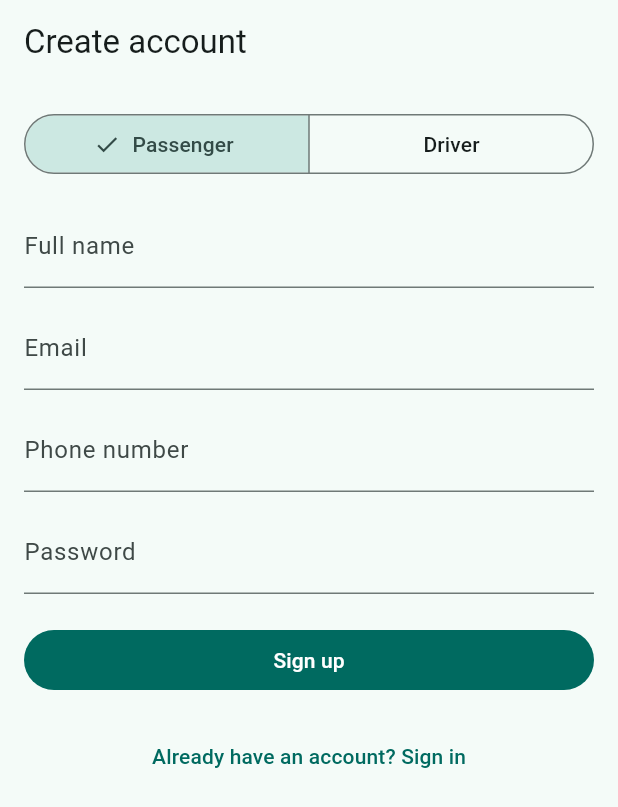
After one commit to odumbe/taxisha, a Flutter app: the screen it shows after launch, after a tap on "Sign in", after a tap on "Don't have an account? Sign up", on a phone screen of 412 x 824 dp. The commit adds this screen. Shown: the top 807 px of the screen. Run offline on Flutter 3.47's test engine with Material 3 defaults, Android fonts, the phone set to English and light mode, and no system bars; our stand-ins replace cloud_firestore, firebase_auth, firebase_core; missing offline and left inert: firebase_app_check; accounts and stored records are empty.

Commit message:
Add login screen, passenger home, email verification, and App Check

```diff
--- a/lib/main.dart
+++ b/lib/main.dart
@@ -1,11 +1,16 @@
 import 'package:flutter/material.dart';
 import 'package:firebase_core/firebase_core.dart';
+import 'package:firebase_app_check/firebase_app_check.dart';
 import 'firebase_env.dart';
+import 'screens/auth/login_screen.dart';
 
 void main() async {
   WidgetsFlutterBinding.ensureInitialized();
   await Firebase.initializeApp(
     options: currentFirebaseOptions,
+  );
+  await FirebaseAppCheck.instance.activate(
+    providerAndroid: const AndroidPlayIntegrityProvider(),
   );
   runApp(const TaxiShaApp());
 }
@@ -21,21 +26,7 @@ class TaxiShaApp extends StatelessWidget {
         colorSchemeSeed: Colors.teal,
         useMaterial3: true,
       ),
-      home: const HomeScreen(),
+      home: const LoginScreen(),
     );
   }
 }
-
-class HomeScreen extends StatelessWidget {
-  const HomeScreen({super.key});
-
-  @override
-  Widget build(BuildContext context) {
-    return Scaffold(
-      appBar: AppBar(title: const Text('Taxisha')),
-      body: const Center(
-        child: Text('Firebase connected ✅'),
-      ),
-    );
-  }
-}
--- /dev/null
+++ b/lib/models/user_model.dart
@@ -0,0 +1,51 @@
+enum UserRole { passenger, driver, admin }
+
+class AppUser {
+  final String id;
+  final String name;
+  final String phone;
+  final String email;
+  final UserRole role;
+  final String verificationStatus; // pending, approved, rejected
+  final double ratingAvg;
+  final int ratingCount;
+
+  AppUser({
+    required this.id,
+    required this.name,
+    required this.phone,
+    required this.email,
+    required this.role,
+    this.verificationStatus = 'pending',
+    this.ratingAvg = 0.0,
+    this.ratingCount = 0,
+  });
+
+  Map<String, dynamic> toMap() {
+    return {
+      'name': name,
+      'phone': phone,
+      'email': email,
+      'role': role.name,
+      'verificationStatus': verificationStatus,
+      'ratingAvg': ratingAvg,
+      'ratingCount': ratingCount,
+    };
+  }
+
+  factory AppUser.fromMap(String id, Map<String, dynamic> map) {
+    return AppUser(
+      id: id,
+      name: map['name'] ?? '',
+      phone: map['phone'] ?? '',
+      email: map['email'] ?? '',
+      role: UserRole.values.firstWhere(
+        (r) => r.name == map['role'],
+        orElse: () => UserRole.passenger,
+      ),
+      verificationStatus: map['verificationStatus'] ?? 'pending',
+      ratingAvg: (map['ratingAvg'] ?? 0.0).toDouble(),
+      ratingCount: map['ratingCount'] ?? 0,
+    );
+  }
+}
--- /dev/null
+++ b/lib/screens/auth/login_screen.dart
@@ -0,0 +1,206 @@
+import 'package:flutter/material.dart';
+import 'package:firebase_auth/firebase_auth.dart';
+import '../../services/auth_service.dart';
+import '../home_screen.dart';
+import 'signup_screen.dart';
+
+class LoginScreen extends StatefulWidget {
+  const LoginScreen({super.key});
+
+  @override
+  State<LoginScreen> createState() => _LoginScreenState();
+}
+
+class _LoginScreenState extends State<LoginScreen> {
+  final _formKey = GlobalKey<FormState>();
+  final _authService = AuthService();
+
+  final _emailController = TextEditingController();
+  final _passwordController = TextEditingController();
+
+  bool _isLoading = false;
+  String? _errorMessage;
+
+  Future<void> _handleLogin() async {
+    if (!_formKey.currentState!.validate()) return;
+
+    setState(() {
+      _isLoading = true;
+      _errorMessage = null;
+    });
+
+    try {
+      final credential = await _authService.login(
+        email: _emailController.text.trim(),
+        password: _passwordController.text.trim(),
+      );
+
+      if (!credential.user!.emailVerified) {
+        await _authService.signOut();
+        setState(() {
+          _errorMessage =
+              'Please verify your email first. Check your inbox.';
+        });
+        return;
+      }
+
+      if (!mounted) return;
+      Navigator.pushReplacement(
+        context,
+        MaterialPageRoute(builder: (_) => const HomeScreen()),
+      );
+    } on FirebaseAuthException catch (e) {
+      setState(() {
+        _errorMessage = _friendlyError(e.code);
+      });
+    } finally {
+      if (mounted) {
+        setState(() {
+          _isLoading = false;
+        });
+      }
+    }
+  }
+
+  String _friendlyError(String code) {
+    switch (code) {
+      case 'user-not-found':
+        return 'No account found with this email.';
+      case 'wrong-password':
+        return 'Incorrect password.';
+      case 'invalid-credential':
+        return 'Invalid email or password.';
+      case 'too-many-requests':
+        return 'Too many attempts. Try again later.';
+      default:
+        return 'Login failed. Please try again.';
+    }
+  }
+
+  void _showResetDialog() {
+    final emailController = TextEditingController();
+    showDialog(
+      context: context,
+      builder: (ctx) => AlertDialog(
+        title: const Text('Reset password'),
+        content: TextField(
+          controller: emailController,
+          decoration: const InputDecoration(
+            labelText: 'Email',
+            hintText: 'Enter your email address',
+          ),
+          keyboardType: TextInputType.emailAddress,
+        ),
+        actions: [
+          TextButton(
+            onPressed: () => Navigator.pop(ctx),
+            child: const Text('Cancel'),
+          ),
+          FilledButton(
+            onPressed: () async {
+              final email = emailController.text.trim();
+              if (email.isEmpty || !email.contains('@')) return;
+              try {
+                await _authService.sendPasswordReset(email: email);
+                if (!ctx.mounted) return;
+                Navigator.pop(ctx);
+                if (!mounted) return;
+                ScaffoldMessenger.of(context).showSnackBar(
+                  const SnackBar(
+                    content: Text('Password reset email sent. Check your inbox.'),
+                  ),
+                );
+              } on FirebaseAuthException catch (e) {
+                if (!mounted) return;
+                ScaffoldMessenger.of(context).showSnackBar(
+                  SnackBar(content: Text(e.message ?? 'Failed to send reset email')),
+                );
+              }
+            },
+            child: const Text('Send'),
+          ),
+        ],
+      ),
+    );
+  }
+
+  @override
+  void dispose() {
+    _emailController.dispose();
+    _passwordController.dispose();
+    super.dispose();
+  }
+
+  @override
+  Widget build(BuildContext context) {
+    return Scaffold(
+      appBar: AppBar(title: const Text('Sign in')),
+      body: SingleChildScrollView(
+        padding: const EdgeInsets.all(16),
+        child: Form(
+          key: _formKey,
+          child: Column(
+            crossAxisAlignment: CrossAxisAlignment.stretch,
+            children: [
+              TextFormField(
+                controller: _emailController,
+                decoration: const InputDecoration(labelText: 'Email'),
+                keyboardType: TextInputType.emailAddress,
+                validator: (v) =>
+                    (v == null || !v.contains('@')) ? 'Invalid email' : null,
+              ),
+              const SizedBox(height: 12),
+              TextFormField(
+                controller: _passwordController,
+                decoration: const InputDecoration(labelText: 'Password'),
+                obscureText: true,
+                validator: (v) => (v == null || v.length < 6)
+                    ? 'Minimum 6 characters'
+                    : null,
+              ),
+              const SizedBox(height: 8),
+              Align(
+                alignment: Alignment.centerRight,
+                child: TextButton(
+                  onPressed: _showResetDialog,
+                  child: const Text('Forgot password?'),
+                ),
+              ),
+              const SizedBox(height: 12),
+              if (_errorMessage != null)
+                Padding(
+                  padding: const EdgeInsets.only(bottom: 12),
+                  child: Text(
+                    _errorMessage!,
+                    style: const TextStyle(color: Colors.red),
+                  ),
+                ),
+              FilledButton(
+                onPressed: _isLoading ? null : _handleLogin,
+                child: _isLoading
+                    ? const SizedBox(
+                        height: 20,
+                        width: 20,
+                        child: CircularProgressIndicator(strokeWidth: 2),
+                      )
+                    : const Text('Sign in'),
+              ),
+              const SizedBox(height: 16),
+              TextButton(
+                onPressed: () {
+                  Navigator.pushReplacement(
+                    context,
+                    MaterialPageRoute(
+                      builder: (_) => const SignupScreen(),
+                    ),
+                  );
+                },
+                child: const Text("Don't have an account? Sign up"),
+              ),
+            ],
+          ),
+        ),
+      ),
+    );
+  }
+}
--- /dev/null
+++ b/lib/screens/auth/signup_screen.dart
@@ -0,0 +1,169 @@
+import 'package:flutter/material.dart';
+import '../../models/user_model.dart';
+import '../../services/auth_service.dart';
+import 'login_screen.dart';
+
+class SignupScreen extends StatefulWidget {
+  const SignupScreen({super.key});
+
+  @override
+  State<SignupScreen> createState() => _SignupScreenState();
+}
+
+class _SignupScreenState extends State<SignupScreen> {
+  final _formKey = GlobalKey<FormState>();
+  final _authService = AuthService();
+
+  final _nameController = TextEditingController();
+  final _emailController = TextEditingController();
+  final _phoneController = TextEditingController();
+  final _passwordController = TextEditingController();
+
+  UserRole _selectedRole = UserRole.passenger;
+  bool _isLoading = false;
+  String? _errorMessage;
+
+  Future<void> _handleSignup() async {
+    if (!_formKey.currentState!.validate()) return;
+
+    setState(() {
+      _isLoading = true;
+      _errorMessage = null;
+    });
+
+    try {
+      await _authService.signUp(
+        name: _nameController.text.trim(),
+        email: _emailController.text.trim(),
+        phone: _phoneController.text.trim(),
+        password: _passwordController.text.trim(),
+        role: _selectedRole,
+      );
+
+      if (!mounted) return;
+
+      Navigator.pushReplacement(
+        context,
+        MaterialPageRoute(
+          builder: (_) => const LoginScreen(),
+        ),
+      );
+      ScaffoldMessenger.of(context).showSnackBar(
+        const SnackBar(
+          content: Text(
+            'Account created! Check your email to verify before signing in.',
+          ),
+        ),
+      );
+    } on Exception catch (e) {
+      setState(() {
+        _errorMessage = e.toString();
+      });
+    } finally {
+      if (mounted) {
+        setState(() {
+          _isLoading = false;
+        });
+      }
+    }
+  }
+
+  @override
+  Widget build(BuildContext context) {
+    return Scaffold(
+      appBar: AppBar(title: const Text('Create account')),
+      body: SingleChildScrollView(
+        padding: const EdgeInsets.all(16),
+        child: Form(
+          key: _formKey,
+          child: Column(
+            crossAxisAlignment: CrossAxisAlignment.stretch,
+            children: [
+              SegmentedButton<UserRole>(
+                segments: const [
+                  ButtonSegment(
+                    value: UserRole.passenger,
+                    label: Text('Passenger'),
+                  ),
+                  ButtonSegment(
+                    value: UserRole.driver,
+                    label: Text('Driver'),
+                  ),
+                ],
+                selected: {_selectedRole},
+                onSelectionChanged: (selection) {
+                  setState(() {
+                    _selectedRole = selection.first;
+                  });
+                },
+              ),
+              const SizedBox(height: 16),
+              TextFormField(
+                controller: _nameController,
+                decoration: const InputDecoration(labelText: 'Full name'),
+                validator: (v) =>
+                    (v == null || v.trim().isEmpty) ? 'Required' : null,
+              ),
+              const SizedBox(height: 12),
+              TextFormField(
+                controller: _emailController,
+                decoration: const InputDecoration(labelText: 'Email'),
+                keyboardType: TextInputType.emailAddress,
+                validator: (v) =>
+                    (v == null || !v.contains('@')) ? 'Invalid email' : null,
+              ),
+              const SizedBox(height: 12),
+              TextFormField(
+                controller: _phoneController,
+                decoration: const InputDecoration(labelText: 'Phone number'),
+                keyboardType: TextInputType.phone,
+                validator: (v) =>
+                    (v == null || v.trim().length < 9) ? 'Invalid phone' : null,
+              ),
+              const SizedBox(height: 12),
+              TextFormField(
+                controller: _passwordController,
+                decoration: const InputDecoration(labelText: 'Password'),
+                obscureText: true,
+                validator: (v) => (v == null || v.length < 6)
+                    ? 'Minimum 6 characters'
+                    : null,
+              ),
+              const SizedBox(height: 20),
+              if (_errorMessage != null)
+                Padding(
+                  padding: const EdgeInsets.only(bottom: 12),
+                  child: Text(
+                    _errorMessage!,
+                    style: const TextStyle(color: Colors.red),
+                  ),
+                ),
+              FilledButton(
+                onPressed: _isLoading ? null : _handleSignup,
+                child: _isLoading
+                    ? const SizedBox(
+                        height: 20,
+                        width: 20,
+                        child: CircularProgressIndicator(strokeWidth: 2),
+                      )
+                    : const Text('Sign up'),
+              ),
+              const SizedBox(height: 16),
+              TextButton(
+                onPressed: () {
+                  Navigator.pushReplacement(
+                    context,
+                    MaterialPageRoute(
+                      builder: (_) => const LoginScreen(),
+                    ),
+                  );
+                },
+                child: const Text('Already have an account? Sign in'),
+              ),
+            ],
+          ),
+        ),
+      ),
+    );
+  }
+}
--- /dev/null
+++ b/lib/services/auth_service.dart
@@ -0,0 +1,73 @@
+import 'package:firebase_auth/firebase_auth.dart';
+import 'package:cloud_firestore/cloud_firestore.dart';
+import '../models/user_model.dart';
+
+class AuthService {
+  final FirebaseAuth _auth = FirebaseAuth.instance;
+  final FirebaseFirestore _firestore = FirebaseFirestore.instance;
+
+  User? get currentUser => _auth.currentUser;
+
+  Stream<User?> get authStateChanges => _auth.authStateChanges();
+
+  /// Sign up a new user, create their Firestore profile, and send email verification.
+  Future<AppUser> signUp({
+    required String name,
+    required String email,
+    required String phone,
+    required String password,
+    required UserRole role,
+  }) async {
+    final credential = await _auth.createUserWithEmailAndPassword(
+      email: email,
+      password: password,
+    );
+
+    final user = credential.user!;
+    final uid = user.uid;
+
+    final appUser = AppUser(
+      id: uid,
+      name: name,
+      phone: phone,
+      email: email,
+      role: role,
+      verificationStatus: role == UserRole.driver ? 'pending' : 'approved',
+    );
+
+    await _firestore.collection('users').doc(uid).set(appUser.toMap());
+    await user.sendEmailVerification();
+
+    return appUser;
+  }
+
+  /// Log in an existing user.
+  Future<UserCredential> login({
+    required String email,
+    required String password,
+  }) async {
+    return await _auth.signInWithEmailAndPassword(
+      email: email,
+      password: password,
+    );
+  }
+
+  /// Fetch the full profile document for the current user.
+  Future<AppUser?> getCurrentAppUser() async {
+    final uid = _auth.currentUser?.uid;
+    if (uid == null) return null;
+
+    final doc = await _firestore.collection('users').doc(uid).get();
+    if (!doc.exists) return null;
+
+    return AppUser.fromMap(uid, doc.data()!);
+  }
+
+  Future<void> signOut() async {
+    await _auth.signOut();
+  }
+
+  Future<void> sendPasswordReset({required String email}) async {
+    await _auth.sendPasswordResetEmail(email: email);
+  }
+}
--- a/pubspec.yaml
+++ b/pubspec.yaml
@@ -37,6 +37,7 @@ dependencies:
   firebase_core: ^4.10.0
   firebase_auth: ^6.5.2
   cloud_firestore: ^6.5.0
+  firebase_app_check: ^0.4.0
 
 dev_dependencies:
   flutter_test:
```
Also changed, not shown: lib/screens/home_screen.dart (added, +37 -0 lines), lib/screens/passenger/passenger_home.dart (added, +177 -0 lines), pubspec.lock, 6 other files.
